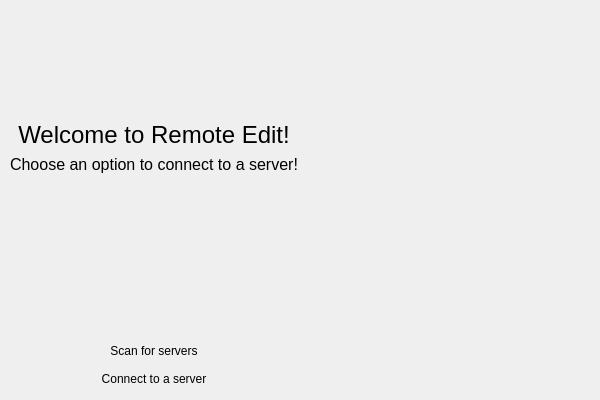
ThatCakeID/remote-edit-client, file connectionmethod.ui: the form before one commit.
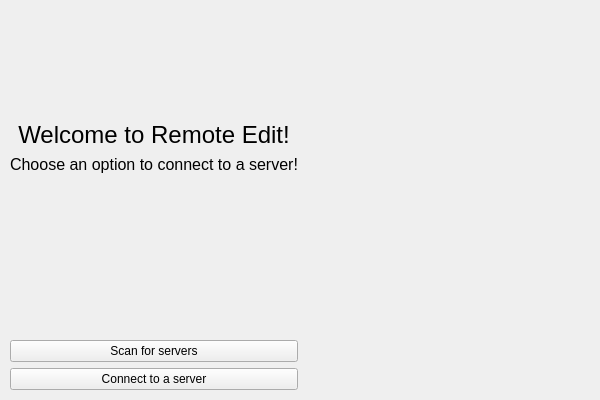
The form after the commit.

Commit message: New button and margin

Patch:
```diff
--- a/connectionmethod.ui
+++ b/connectionmethod.ui
@@ -101,7 +101,7 @@
         <string>Scan for servers</string>
        </property>
        <property name="flat">
-        <bool>true</bool>
+        <bool>false</bool>
        </property>
       </widget>
      </item>
@@ -114,26 +114,10 @@
         <string>Connect to a server</string>
        </property>
        <property name="flat">
-        <bool>true</bool>
+        <bool>false</bool>
        </property>
       </widget>
      </item>
-     <item>
-      <spacer name="verticalSpacer_2">
-       <property name="orientation">
-        <enum>Qt::Vertical</enum>
-       </property>
-       <property name="sizeType">
-        <enum>QSizePolicy::Fixed</enum>
-       </property>
-       <property name="sizeHint" stdset="0">
-        <size>
-         <width>20</width>
-         <height>0</height>
-        </size>
-       </property>
-      </spacer>
-     </item>
     </layout>
    </item>
    <item row="0" column="1">
```
The commit also changes 3 other files.
